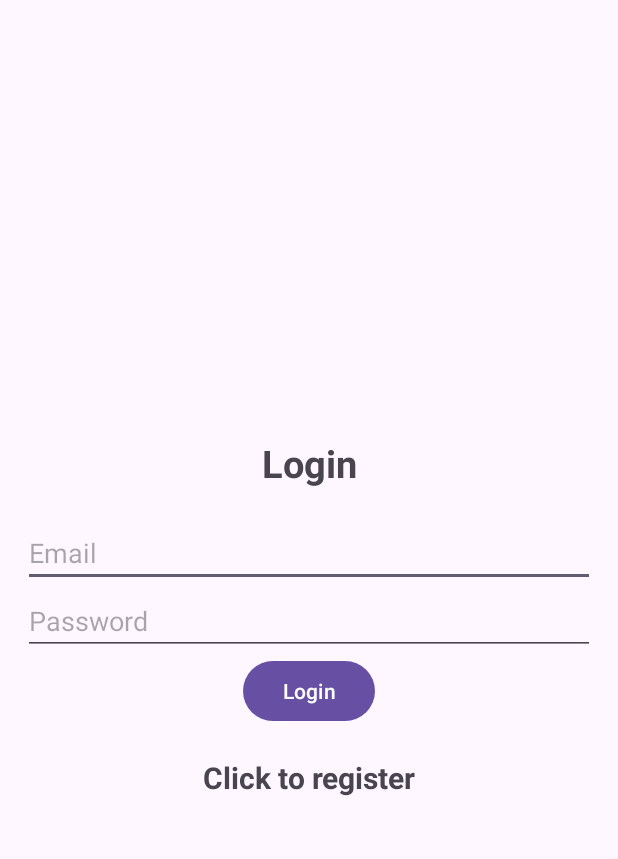
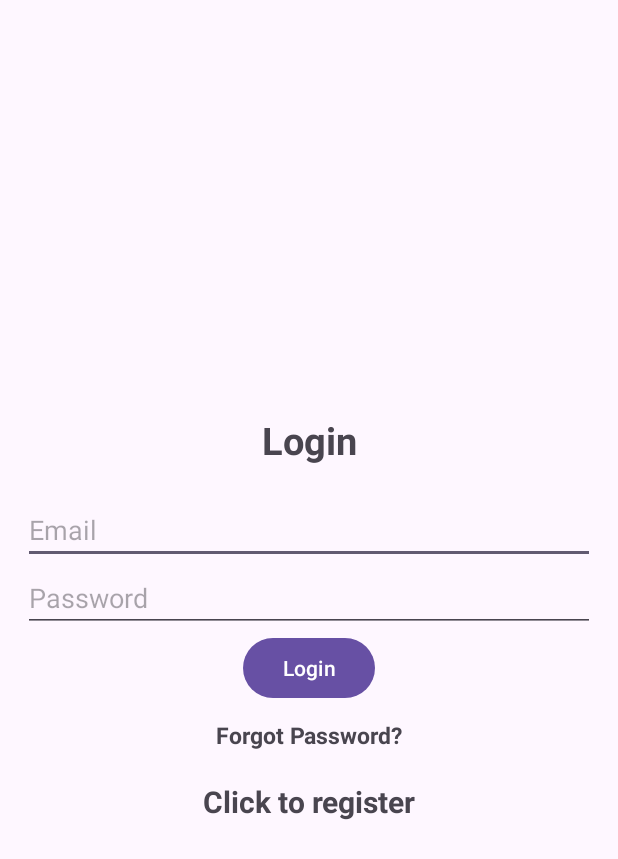
Before and after one commit to DeividasDavidavicius/Siuksles_V1, an Android app: the layout activity_login.xml on its own in the app's theme, with its tools: preview values and no code run, on a phone screen of 412 x 824 dp. Shown: the top 859 px of the screen. Run offline under Robolectric (Android 15) with nearby library versions, the phone set to English and light mode, and no system bars.

Commit message:
Added forgot password button in the login interface

```diff
--- a/app/src/main/res/layout/activity_login.xml
+++ b/app/src/main/res/layout/activity_login.xml
@@ -47,6 +47,17 @@
         android:layout_height="wrap_content" />
 
     <TextView
+        android:id="@+id/resetPassword"
+        android:layout_width="match_parent"
+        android:layout_height="wrap_content"
+        android:layout_marginTop="10dp"
+        android:gravity="center"
+        android:text="@string/forgot_password"
+        android:textSize="15sp"
+        android:textStyle="bold"
+        android:visibility="visible" />
+
+    <TextView
         android:textStyle="bold"
         android:textSize="20sp"
         android:gravity="center"
--- a/app/src/main/res/values/strings.xml
+++ b/app/src/main/res/values/strings.xml
@@ -13,4 +13,6 @@
     <string name="settings">Settings</string>
     <!-- TODO: Remove or change this placeholder text -->
     <string name="hello_blank_fragment">Hello blank fragment</string>
+    <string name="forgot_password">Forgot Password?</string>
+    <string name="Email_reset">Email</string>
 </resources>
```
Also changed, not shown: app/src/main/java/com/example/siukslesv1/Login.java (+45 -0 lines), app/src/main/res/layout/reset_popup.xml (added, +21 -0 lines).
